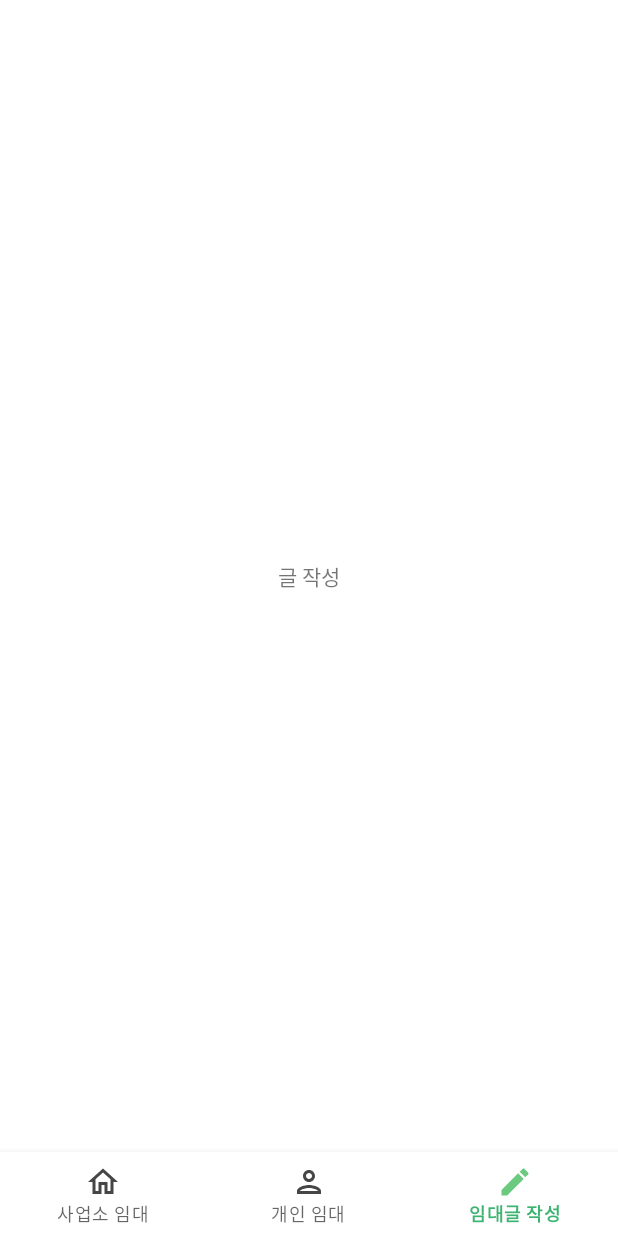
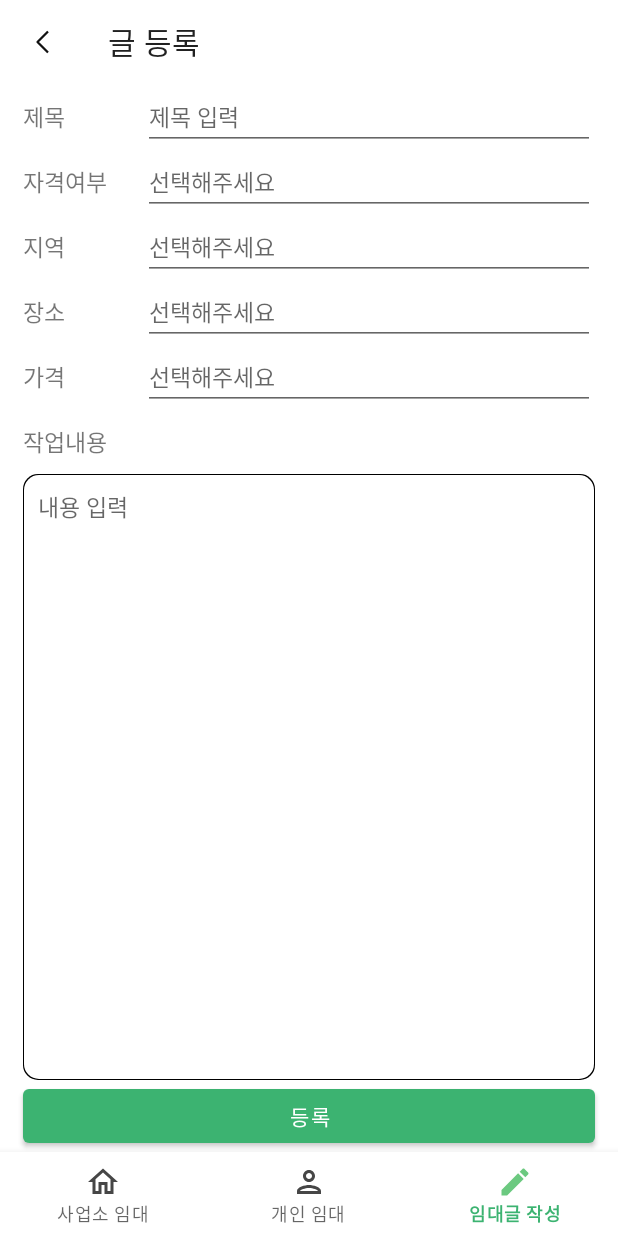
Before and after one commit to Im-GeokJeong/Android, an Android app: the PostFragment screen opened through its navigation route, on a phone screen of 412 x 824 dp. Run offline under Robolectric (Android 15) with nearby library versions, the phone set to English and light mode, and no system bars; our stand-ins replace navigation-ui; libraries missing offline, so code that uses them is left out: net.daum.mf; network calls fail; 4 statements that could not run were skipped.

Commit message:
post,detail,ui구현

```diff
--- a/app/src/main/AndroidManifest.xml
+++ b/app/src/main/AndroidManifest.xml
@@ -33,8 +33,6 @@
                 <category android:name="android.intent.category.LAUNCHER" />
             </intent-filter>
         </activity>
-        <activity android:name=".ui.rentalperson.PrivateRentalDetailActivity"
-            tools:ignore="DuplicateActivity" />
 
     </application>
 </manifest>
--- a/app/src/main/java/com/im_geokjeong/ui/rentalofficedetail/RentalOfficeDetailFragment.kt
+++ b/app/src/main/java/com/im_geokjeong/ui/rentalofficedetail/RentalOfficeDetailFragment.kt
@@ -6,7 +6,6 @@ import android.view.LayoutInflater
 import android.view.View
 import android.view.ViewGroup
 import androidx.fragment.app.Fragment
-import com.im_geokjeong.R
 import com.im_geokjeong.common.KEY_OFFICE_ID
 import com.im_geokjeong.common.KEY_OFFICE_NAME
 import com.im_geokjeong.databinding.FragmentRentalOfficeDetailBinding
--- a/app/src/main/java/com/im_geokjeong/ui/rentalperson/PrivateRentalDetailActivity.kt
+++ b/app/src/main/java/com/im_geokjeong/ui/rentalperson/PrivateRentalDetailActivity.kt
@@ -1,8 +1,8 @@
-package com.im_geokjeong.ui.ui.rentalperson
+package com.im_geokjeong.ui.rentalperson
 
 import androidx.appcompat.app.AppCompatActivity
 import android.os.Bundle
-import com.example.im_geokjeong.R
+import com.im_geokjeong.R
 
 class PrivateRentalDetailActivity : AppCompatActivity() {
     override fun onCreate(savedInstanceState: Bundle?) {
--- /dev/null
+++ b/app/src/main/res/drawable/content_box.xml
@@ -0,0 +1,31 @@
+<?xml version="1.0" encoding="utf-8"?>
+<layer-list xmlns:android="http://schemas.android.com/apk/res/android">
+
+    <item>
+        <shape android:shape="rectangle">
+            <solid android:color="#000000" />
+            <corners
+                android:bottomLeftRadius="10dp"
+                android:bottomRightRadius="10dp"
+                android:topLeftRadius="10dp"
+                android:topRightRadius="10dp" />
+        </shape>
+
+    </item>
+    <item android:top = "1dp"
+        android:right= "1dp"
+        android:left="1dp"
+        android:bottom="1dp">
+
+        <shape android:shape="rectangle">
+            <solid android:color="#ffffff" />
+            <corners
+                android:bottomLeftRadius="10dp"
+                android:bottomRightRadius="10dp"
+                android:topLeftRadius="10dp"
+                android:topRightRadius="10dp" />
+        </shape>
+
+    </item>
+
+</layer-list>
--- a/app/src/main/res/drawable/ic_search_black_24dp.xml
+++ b/app/src/main/res/drawable/ic_search_black_24dp.xml
@@ -5,5 +5,5 @@
     android:viewportHeight="24">
   <path
       android:pathData="M15.5,14h-0.79l-0.28,-0.27C15.41,12.59 16,11.11 16,9.5 16,5.91 13.09,3 9.5,3S3,5.91 3,9.5 5.91,16 9.5,16c1.61,0 3.09,-0.59 4.23,-1.57l0.27,0.28v0.79l5,4.99L20.49,19l-4.99,-5zM9.5,14C7.01,14 5,11.99 5,9.5S7.01,5 9.5,5 14,7.01 14,9.5 11.99,14 9.5,14z"
-      android:fillColor="@color/im_green"/>
+      android:fillColor="@color/green_main"/>
 </vector>
--- a/app/src/main/res/drawable/search_edge.xml
+++ b/app/src/main/res/drawable/search_edge.xml
@@ -4,7 +4,7 @@
     <item>
         <shape android:shape="rectangle">
             <stroke android:width="2dp"
-                android:color="@color/im_green" />
+                android:color="@color/green_main" />
             <solid android:color="#ffffff"/>
             <corners
                 android:radius="5dp"/>
--- a/app/src/main/res/layout/activity_private_rental_detail.xml
+++ b/app/src/main/res/layout/activity_private_rental_detail.xml
@@ -4,7 +4,7 @@
     xmlns:tools="http://schemas.android.com/tools"
     android:layout_width="match_parent"
     android:layout_height="match_parent"
-    tools:context=".ui.rentalperson.PrivateRentalDetailActivity">
+    tools:context="com.im_geokjeong.ui.rentalperson.PrivateRentalDetailActivity">
 
     <androidx.core.widget.NestedScrollView
         android:layout_width="match_parent"
--- a/app/src/main/res/layout/fragment_post.xml
+++ b/app/src/main/res/layout/fragment_post.xml
@@ -1,15 +1,162 @@
 <?xml version="1.0" encoding="utf-8"?>
 <androidx.constraintlayout.widget.ConstraintLayout xmlns:android="http://schemas.android.com/apk/res/android"
     xmlns:app="http://schemas.android.com/apk/res-auto"
+    xmlns:tools="http://schemas.android.com/tools"
     android:layout_width="match_parent"
     android:layout_height="match_parent">
 
+
     <TextView
-        android:layout_width="wrap_content"
+        android:id="@+id/postTitle"
+        android:layout_width="80dp"
         android:layout_height="wrap_content"
-        android:text="글 작성"
+        android:layout_marginStart="15dp"
+        android:layout_marginTop="10dp"
+        android:textSize="15sp"
+        app:layout_constraintStart_toStartOf="parent"
+        app:layout_constraintTop_toBottomOf="@id/postToolbar"
+        android:text="제목"
+        />
+     <EditText
+         android:id="@+id/postEditTitle"
+         android:layout_width="0dp"
+         android:layout_height="wrap_content"
+         android:textSize="15sp"
+         android:hint="제목 입력"
+         android:layout_marginEnd="15dp"
+         app:layout_constraintEnd_toEndOf="parent"
+         app:layout_constraintBottom_toBottomOf="@+id/postTitle"
+         app:layout_constraintTop_toTopOf="@+id/postTitle"
+         app:layout_constraintStart_toEndOf="@+id/postTitle" />
+    <TextView
+        android:id="@+id/postProof"
+        android:layout_width="80dp"
+        android:layout_height="wrap_content"
+        android:layout_marginTop="20dp"
+        android:textSize="15sp"
+        app:layout_constraintStart_toStartOf="@id/postTitle"
+        app:layout_constraintTop_toBottomOf="@id/postTitle"
+        android:text="자격여부"
+        />
+    <EditText
+        android:id="@+id/postEditProof"
+        android:layout_width="0dp"
+        android:layout_height="wrap_content"
+        android:textSize="15sp"
+        android:hint="선택해주세요"
+        android:layout_marginEnd="15dp"
+        app:layout_constraintEnd_toEndOf="parent"
+        app:layout_constraintBottom_toBottomOf="@+id/postProof"
+        app:layout_constraintTop_toTopOf="@+id/postProof"
+        app:layout_constraintStart_toEndOf="@+id/postProof" />
+    <TextView
+        android:id="@+id/postArea"
+        android:layout_width="80dp"
+        android:layout_height="wrap_content"
+        android:layout_marginTop="20dp"
+        android:textSize="15sp"
+        app:layout_constraintStart_toStartOf="@id/postProof"
+        app:layout_constraintTop_toBottomOf="@id/postProof"
+        android:text="지역"
+        />
+    <EditText
+        android:id="@+id/postEditArea"
+        android:layout_width="0dp"
+        android:layout_height="wrap_content"
+        android:textSize="15sp"
+        android:hint="선택해주세요"
+        android:layout_marginEnd="15dp"
+        app:layout_constraintEnd_toEndOf="parent"
+        app:layout_constraintBottom_toBottomOf="@+id/postArea"
+        app:layout_constraintTop_toTopOf="@+id/postArea"
+        app:layout_constraintStart_toEndOf="@+id/postArea" />
+    <TextView
+        android:id="@+id/postAddress"
+        android:layout_width="80dp"
+        android:layout_height="wrap_content"
+        android:layout_marginTop="20dp"
+        android:textSize="15sp"
+        app:layout_constraintStart_toStartOf="@id/postArea"
+        app:layout_constraintTop_toBottomOf="@id/postArea"
+        android:text="장소"
+        />
+    <EditText
+        android:id="@+id/postEditAddress"
+        android:layout_width="0dp"
+        android:layout_height="wrap_content"
+        android:textSize="15sp"
+        android:hint="선택해주세요"
+        android:layout_marginEnd="15dp"
+        app:layout_constraintEnd_toEndOf="parent"
+        app:layout_constraintBottom_toBottomOf="@+id/postAddress"
+        app:layout_constraintTop_toTopOf="@+id/postAddress"
+        app:layout_constraintStart_toEndOf="@+id/postAddress" />
+    <TextView
+        android:id="@+id/postPrice"
+        android:layout_width="80dp"
+        android:layout_height="wrap_content"
+        android:layout_marginTop="20dp"
+        android:textSize="15sp"
+        app:layout_constraintStart_toStartOf="@id/postAddress"
+        app:layout_constraintTop_toBottomOf="@id/postAddress"
+        android:text="가격"
+        />
+    <EditText
+        android:id="@+id/postEditPrice"
+        android:layout_width="0dp"
+        android:layout_height="wrap_content"
+        android:textSize="15sp"
+        android:hint="선택해주세요"
+        android:layout_marginEnd="15dp"
+        app:layout_constraintEnd_toEndOf="parent"
+        app:layout_constraintBottom_toBottomOf="@+id/postPrice"
+        app:layout_constraintTop_toTopOf="@+id/postPrice"
+        app:layout_constraintStart_toEndOf="@+id/postPrice" />
+
+    <TextView
+        android:id="@+id/postContent"
+        android:layout_width="80dp"
+        android:layout_height="wrap_content"
+        android:layout_marginTop="20dp"
+        android:textSize="15sp"
+        app:layout_constraintStart_toStartOf="@id/postPrice"
+        app:layout_constraintTop_toBottomOf="@id/postPrice"
+        android:text="작업내용"
+        />
+    <EditText
+        android:id="@+id/postEditContent"
+        android:gravity="start"
+        android:padding="10dp"
+        android:layout_marginTop="10dp"
+        android:layout_marginStart="15dp"
+        android:layout_marginEnd="15dp"
+        android:hint="내용 입력"
+        android:textSize="15sp"
+        android:layout_width="match_parent"
+        android:background="@drawable/content_box"
+        app:layout_constraintTop_toBottomOf="@id/postContent"
+        app:layout_constraintBottom_toTopOf="@id/postComplete"
+
+        android:layout_height="0dp"/>
+
+    <Button
+        android:id="@+id/postComplete"
+        android:layout_marginStart="15dp"
+        android:layout_marginEnd="15dp"
+        android:text="등록"
+        app:layout_constraintStart_toStartOf="parent"
+        app:layout_constraintEnd_toEndOf="parent"
         app:layout_constraintBottom_toBottomOf="parent"
-        app:layout_constraintEnd_toEndOf="parent"
+        android:layout_width="0dp"
+        android:layout_height="wrap_content"/>
+
+    <androidx.appcompat.widget.Toolbar
+        android:id="@+id/postToolbar"
+        android:layout_width="match_parent"
+        android:layout_height="wrap_content"
+        app:navigationIcon="@drawable/ic_gnb_back"
+        app:layout_constraintTop_toTopOf="parent"
         app:layout_constraintStart_toStartOf="parent"
-        app:layout_constraintTop_toTopOf="parent" />
+        app:title="글 등록" />
+
 </androidx.constraintlayout.widget.ConstraintLayout>
```
